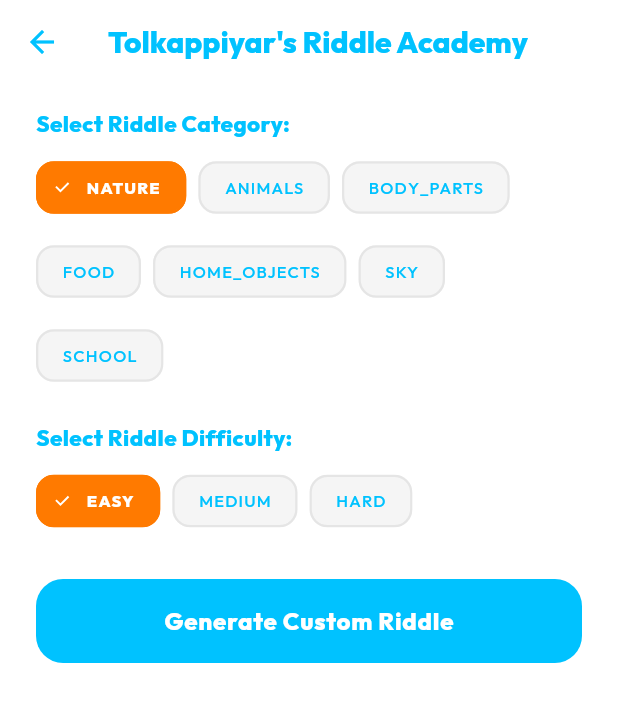
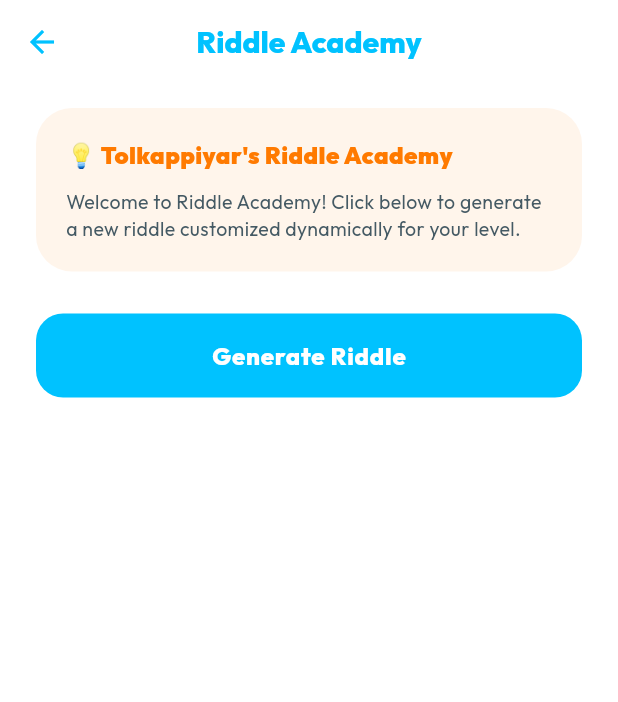
Before and after one commit to sanjeevan43/Tamil-app, a Flutter app: the RiddleAcademyScreen screen opened directly with empty values, on a phone screen of 412 x 824 dp. Shown: the top 702 px of the screen. Run offline on Flutter 3.47's test engine with Material 3 defaults, Android fonts, the phone set to English and light mode, and no system bars; our stand-ins replace audioplayers, cloud_firestore, firebase_auth, firebase_core, firebase_storage, flutter_dotenv and 5 more; accounts and stored records are empty; network calls fail.

Commit message:
UX: Remove manual category/difficulty inputs in RiddleAcademyScreen and auto-determine values

```diff
--- a/lib/screens/riddle_academy_screen.dart
+++ b/lib/screens/riddle_academy_screen.dart
@@ -14,7 +14,6 @@ class RiddleAcademyScreen extends StatefulWidget {
 
 class _RiddleAcademyScreenState extends State<RiddleAcademyScreen> {
   final List<String> categories = ['nature', 'animals', 'body_parts', 'food', 'home_objects', 'sky', 'school'];
-  final List<String> difficulties = ['easy', 'medium', 'hard'];
 
   String selectedCategory = 'nature';
   String selectedDifficulty = 'easy';
@@ -24,9 +23,17 @@ class _RiddleAcademyScreenState extends State<RiddleAcademyScreen> {
   List<String> shownRiddles = [];
 
   Future<void> _generateRiddle() async {
+    // Automatically select a random category and difficulty level based on age
+    final randomCategory = categories[Random().nextInt(categories.length)];
+    final autoDifficulty = widget.childAge <= 5
+        ? 'easy'
+        : (widget.childAge <= 8 ? 'medium' : 'hard');
+
     setState(() {
       isLoading = true;
       showAnswer = false;
+      selectedCategory = randomCategory;
+      selectedDifficulty = autoDifficulty;
     });
 
     try {
@@ -59,7 +66,7 @@ class _RiddleAcademyScreenState extends State<RiddleAcademyScreen> {
       backgroundColor: AppTheme.backgroundLight,
       appBar: AppBar(
         title: Text(
-          'Tolkappiyar\'s Riddle Academy',
+          'Riddle Academy',
           style: GoogleFonts.outfit(
             fontWeight: FontWeight.w800,
             color: AppTheme.secondary,
@@ -75,88 +82,34 @@ class _RiddleAcademyScreenState extends State<RiddleAcademyScreen> {
         child: Column(
           crossAxisAlignment: CrossAxisAlignment.start,
           children: [
-            Text(
-              'Select Riddle Category:',
-              style: GoogleFonts.outfit(
-                fontSize: 15,
-                fontWeight: FontWeight.w800,
-                color: AppTheme.secondary,
+            Container(
+              padding: const EdgeInsets.all(20),
+              decoration: BoxDecoration(
+                color: AppTheme.primary.withOpacity(0.08),
+                borderRadius: BorderRadius.circular(24),
               ),
-            ),
-            const SizedBox(height: 8),
-            Wrap(
-              spacing: 8,
-              runSpacing: 8,
-              children: categories.map((cat) {
-                final isSelected = selectedCategory == cat;
-                return ChoiceChip(
-                  label: Text(
-                    cat.toUpperCase(),
+              child: Column(
+                crossAxisAlignment: CrossAxisAlignment.start,
+                children: [
+                  Text(
+                    '💡 Tolkappiyar\'s Riddle Academy',
                     style: GoogleFonts.outfit(
-                      fontWeight: isSelected ? FontWeight.w800 : FontWeight.w500,
-                      color: isSelected ? AppTheme.white : AppTheme.secondary,
-                      fontSize: 11,
-                      letterSpacing: 0.8,
+                      fontSize: 16,
+                      fontWeight: FontWeight.w900,
+                      color: AppTheme.primary,
                     ),
                   ),
-                  selected: isSelected,
-                  selectedColor: AppTheme.primary,
-                  backgroundColor: AppTheme.topoLight,
-                  checkmarkColor: AppTheme.white,
-                  shape: RoundedRectangleBorder(
-                    borderRadius: BorderRadius.circular(12),
-                    side: BorderSide(
-                      color: isSelected ? AppTheme.primary : AppTheme.topoSilver.withOpacity(0.5),
-                      width: 1.5,
+                  const SizedBox(height: 10),
+                  Text(
+                    'Welcome to Riddle Academy! Click below to generate a new riddle customized dynamically for your level.',
+                    style: GoogleFonts.outfit(
+                      fontSize: 13,
+                      height: 1.4,
+                      color: AppTheme.textSlate,
                     ),
                   ),
-                  onSelected: (selected) {
-                    setState(() => selectedCategory = cat);
-                  },
-                );
-              }).toList(),
-            ),
-            const SizedBox(height: 20),
-            Text(
-              'Select Riddle Difficulty:',
-              style: GoogleFonts.outfit(
-                fontSize: 15,
-                fontWeight: FontWeight.w800,
-                color: AppTheme.secondary,
+                ],
               ),
-            ),
-            const SizedBox(height: 8),
-            Wrap(
-              spacing: 8,
-              runSpacing: 8,
-              children: difficulties.map((diff) {
-                final isSelected = selectedDifficulty == diff;
-                return ChoiceChip(
-                  label: Text(
-                    diff.toUpperCase(),
-                    style: GoogleFonts.outfit(
-                      fontWeight: isSelected ? FontWeight.w800 : FontWeight.w500,
-                      color: isSelected ? AppTheme.white : AppTheme.secondary,
-                      fontSize: 11,
-                      letterSpacing: 0.8,
-                    ),
-                  ),
-                  selected: isSelected,
-                  selectedColor: AppTheme.primary,
-                  backgroundColor: AppTheme.topoLight,
-                  checkmarkColor: AppTheme.white,
-                  shape: RoundedRectangleBorder(
-                    borderRadius: BorderRadius.circular(12),
-                    side: BorderSide(
-                      color: isSelected ? AppTheme.primary : AppTheme.topoSilver.withOpacity(0.5),
-                      width: 1.5,
-                    ),
-                  ),
-                  onSelected: (selected) {
-                    setState(() => selectedDifficulty = diff);
-                  },
-                );
-              }).toList(),
             ),
             const SizedBox(height: 28),
             SizedBox(
@@ -177,7 +130,7 @@ class _RiddleAcademyScreenState extends State<RiddleAcademyScreen> {
                         child: CircularProgressIndicator(color: AppTheme.white, strokeWidth: 2.5),
                       )
                     : Text(
-                        'Generate Custom Riddle',
+                        'Generate Riddle',
                         style: GoogleFonts.outfit(
                           fontSize: 16,
                           fontWeight: FontWeight.w800,
```
